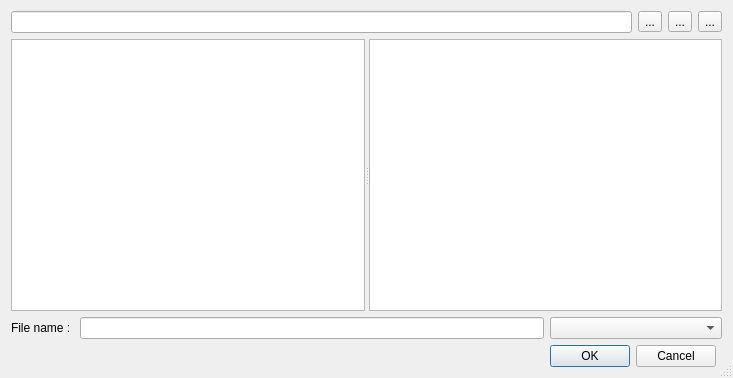
This is filedialog.ui in PonyEdit/PonyEdit as Qt 5 draws it before an edit. The edited form follows.
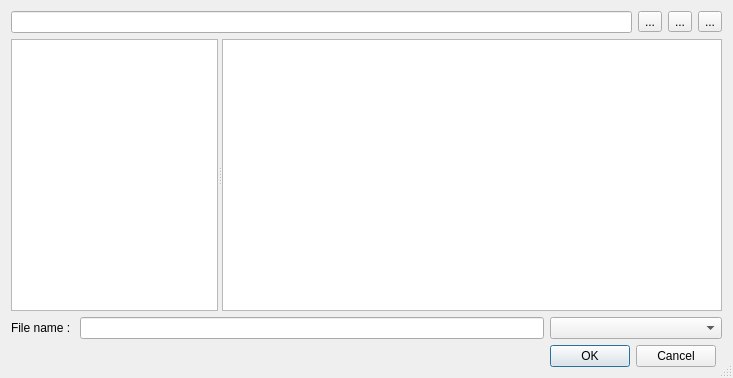
This is the edited form. Icons and pictures are not drawn.

Commit message: Remember geometry of file->open dialog between sessions

Patch:
```diff
--- a/filedialog.ui
+++ b/filedialog.ui
@@ -107,11 +107,17 @@
      </property>
      <widget class="QTreeWidget" name="directoryTree">
       <property name="sizePolicy">
-       <sizepolicy hsizetype="Expanding" vsizetype="Expanding">
+       <sizepolicy hsizetype="Preferred" vsizetype="Expanding">
         <horstretch>0</horstretch>
         <verstretch>0</verstretch>
        </sizepolicy>
       </property>
+      <property name="minimumSize">
+       <size>
+        <width>200</width>
+        <height>0</height>
+       </size>
+      </property>
       <property name="baseSize">
        <size>
         <width>100</width>
@@ -149,7 +155,20 @@
          <number>0</number>
         </property>
         <item>
-         <widget class="QTableView" name="fileList"/>
+         <widget class="QTableView" name="fileList">
+          <property name="minimumSize">
+           <size>
+            <width>500</width>
+            <height>0</height>
+           </size>
+          </property>
+          <property name="baseSize">
+           <size>
+            <width>2</width>
+            <height>0</height>
+           </size>
+          </property>
+         </widget>
         </item>
        </layout>
       </widget>
```
Left out of the diff: 2 changed lines with no effect on the pictures. The commit also changes 2 other files.
